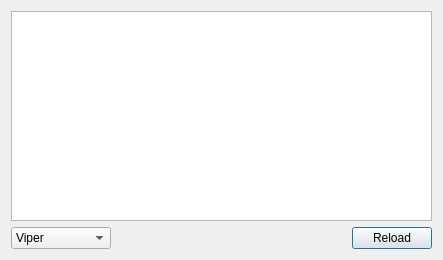
This is log.ui in Audio4Linux/Viper4Linux-GUI as Qt 5 draws it before an edit. The edited form follows.
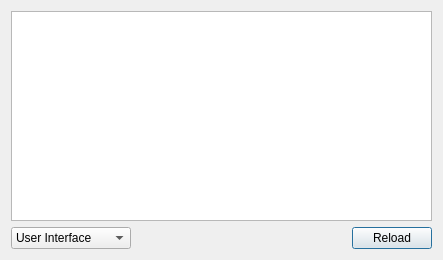
This is the edited form.

```diff
--- a/log.ui
+++ b/log.ui
@@ -41,17 +41,17 @@
      </property>
     </spacer>
    </item>
-   <item row="1" column="0">
+   <item row="1" column="0" colspan="2">
     <widget class="QComboBox" name="select">
      <property name="minimumSize">
       <size>
-       <width>100</width>
+       <width>120</width>
        <height>0</height>
       </size>
      </property>
      <item>
       <property name="text">
-       <string>Viper</string>
+       <string>User Interface</string>
       </property>
      </item>
      <item>
```
Left out of the diff: 5 changed lines with no effect on the pictures.
